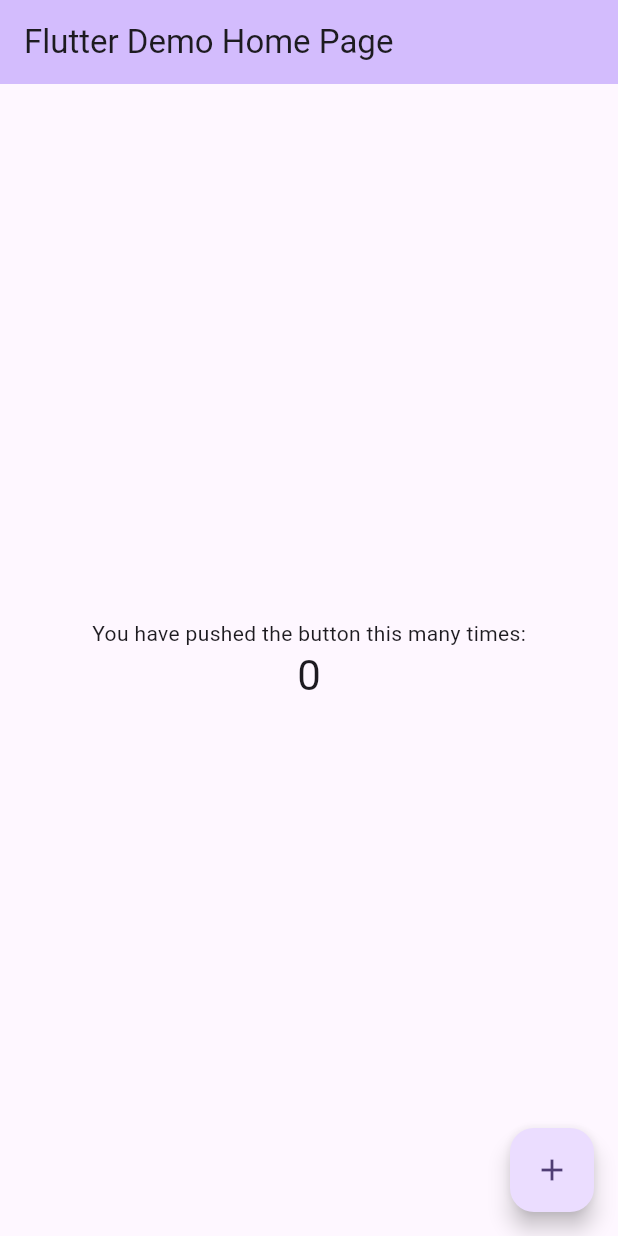
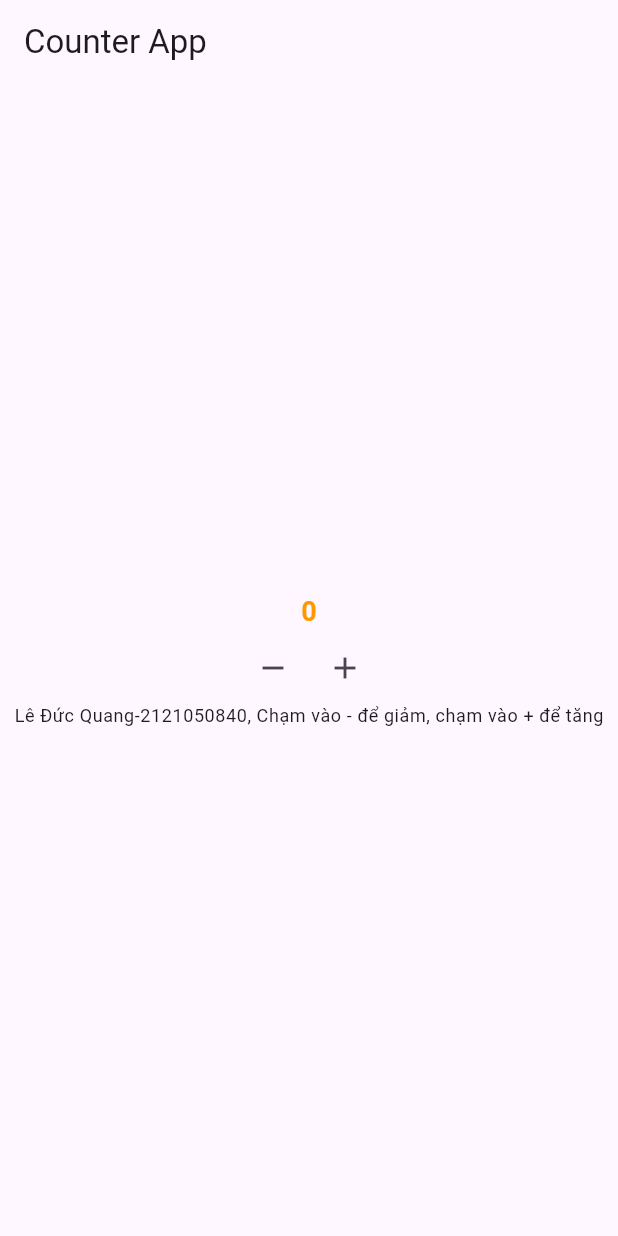
Before and after one commit to QuangLee135/myapp, a Flutter app: the screen it shows after launch, on a phone screen of 412 x 824 dp. Run offline on Flutter 3.47's test engine with Material 3 defaults, Android fonts, the phone set to English and light mode, and no system bars.

Commit message:
Lab05: Counter MVC

```diff
--- /dev/null
+++ b/lib/counter/counter_view.dart
@@ -0,0 +1,27 @@
+import 'package:flutter/material.dart';
+import '../widget/counter_button.dart';
+import '../widget/counter_label.dart';
+
+class CounteView extends StatelessWidget {
+  const CounteView({super.key});
+
+  @override
+  Widget build(BuildContext context) {
+    return Scaffold(
+      appBar: AppBar(title: const Text('Counter App')),
+      body: Center(
+        child: Column(
+          mainAxisAlignment: MainAxisAlignment.center,
+          children: [
+            const CounteLabel(),
+            const CounterButton(),
+            Text(
+              'Lê Đức Quang-2121050840, Chạm vào - để giảm, chạm vào + để tăng',
+              style: Theme.of(context).textTheme.caption,
+            ),
+          ],
+        ),
+      ),
+    );
+  }
+}
--- /dev/null
+++ b/lib/counter_controller.dart
@@ -0,0 +1,19 @@
+import 'package:flutter/material.dart';
+import 'counter_model.dart';
+
+class CounterController with ChangeNotifier {
+  CounterController._();
+  static final _controller = CounterController._();
+  factory CounterController() {
+    return _controller;
+  }
+  void increment() {
+    CounterModel().counter = CounterModel().counter + 1;
+    notifyListeners();
+  }
+
+  void decrement(){
+    CounterModel().counter = CounterModel().counter - 1;
+    notifyListeners();
+  }
+}
--- /dev/null
+++ b/lib/counter_model.dart
@@ -0,0 +1,9 @@
+class CounterModel {
+  CounterModel._();
+  static final _model = CounterModel._();
+  factory CounterModel(){
+    return _model;
+  }
+
+  int counter = 0;
+}
--- a/lib/main.dart
+++ b/lib/main.dart
@@ -1,69 +1,21 @@
 import 'package:flutter/material.dart';
+import 'counter/counter_view.dart';
 
 void main() {
   runApp(const MyApp());
 }
 
 class MyApp extends StatelessWidget {
-  const MyApp({super.key});
+  const MyApp({Key? key}) : super(key: key);
 
   @override
   Widget build(BuildContext context) {
     return MaterialApp(
       title: 'Flutter Demo',
       theme: ThemeData(
-        colorScheme: ColorScheme.fromSeed(seedColor: Colors.deepPurple),
-        useMaterial3: true,
+        primarySwatch: Colors.blue,
       ),
-      home: const MyHomePage(title: 'Flutter Demo Home Page'),
+      home: const CounteView(),
     );
   }
 }
-
-class MyHomePage extends StatefulWidget {
-  const MyHomePage({super.key, required this.title});
-
-  final String title;
-
-  @override
-  State<MyHomePage> createState() => _MyHomePageState();
-}
-
-class _MyHomePageState extends State<MyHomePage> {
-  int _counter = 0;
-
-  void _incrementCounter() {
-    setState(() {
-      _counter++;
-    });
-  }
-
-  @override
-  Widget build(BuildContext context) {
-    return Scaffold(
-      appBar: AppBar(
-        backgroundColor: Theme.of(context).colorScheme.inversePrimary,
-        title: Text(widget.title),
-      ),
-      body: Center(
-        child: Column(
-          mainAxisAlignment: MainAxisAlignment.center,
-          children: <Widget>[
-            const Text(
-              'You have pushed the button this many times:',
-            ),
-            Text(
-              '$_counter',
-              style: Theme.of(context).textTheme.headlineMedium,
-            ),
-          ],
-        ),
-      ),
-      floatingActionButton: FloatingActionButton(
-        onPressed: _incrementCounter,
-        tooltip: 'Increment',
-        child: const Icon(Icons.add),
-      ),
-    );
-  }
-}
--- /dev/null
+++ b/lib/src/localization/app_en.arb
@@ -0,0 +1,6 @@
+{
+  "appTitle": "flutter_application_1",
+  "@appTitle": {
+    "description": "The title of the application"
+  }
+}
--- /dev/null
+++ b/lib/src/sample_feature/sample_item.dart
@@ -0,0 +1,6 @@
+/// A placeholder class that represents an entity or model.
+class SampleItem {
+  const SampleItem(this.id);
+
+  final int id;
+}
--- /dev/null
+++ b/lib/src/settings/settings_controller.dart
@@ -0,0 +1,50 @@
+import 'package:flutter/material.dart';
+
+import 'settings_service.dart';
+
+/// A class that many Widgets can interact with to read user settings, update
+/// user settings, or listen to user settings changes.
+///
+/// Controllers glue Data Services to Flutter Widgets. The SettingsController
+/// uses the SettingsService to store and retrieve user settings.
+class SettingsController with ChangeNotifier {
+  SettingsController(this._settingsService);
+
+  // Make SettingsService a private variable so it is not used directly.
+  final SettingsService _settingsService;
+
+  // Make ThemeMode a private variable so it is not updated directly without
+  // also persisting the changes with the SettingsService.
+  late ThemeMode _themeMode;
+
+  // Allow Widgets to read the user's preferred ThemeMode.
+  ThemeMode get themeMode => _themeMode;
+
+  /// Load the user's settings from the SettingsService. It may load from a
+  /// local database or the internet. The controller only knows it can load the
+  /// settings from the service.
+  Future<void> loadSettings() async {
+    _themeMode = await _settingsService.themeMode();
+
+    // Important! Inform listeners a change has occurred.
+    notifyListeners();
+  }
+
+  /// Update and persist the ThemeMode based on the user's selection.
+  Future<void> updateThemeMode(ThemeMode? newThemeMode) async {
+    if (newThemeMode == null) return;
+
+    // Do not perform any work if new and old ThemeMode are identical
+    if (newThemeMode == _themeMode) return;
+
+    // Otherwise, store the new ThemeMode in memory
+    _themeMode = newThemeMode;
+
+    // Important! Inform listeners a change has occurred.
+    notifyListeners();
+
+    // Persist the changes to a local database or the internet using the
+    // SettingService.
+    await _settingsService.updateThemeMode(newThemeMode);
+  }
+}
--- /dev/null
+++ b/lib/src/settings/settings_service.dart
@@ -0,0 +1,17 @@
+import 'package:flutter/material.dart';
+
+/// A service that stores and retrieves user settings.
+///
+/// By default, this class does not persist user settings. If you'd like to
+/// persist the user settings locally, use the shared_preferences package. If
+/// you'd like to store settings on a web server, use the http package.
+class SettingsService {
+  /// Loads the User's preferred ThemeMode from local or remote storage.
+  Future<ThemeMode> themeMode() async => ThemeMode.system;
+
+  /// Persists the user's preferred ThemeMode to local or remote storage.
+  Future<void> updateThemeMode(ThemeMode theme) async {
+    // Use the shared_preferences package to persist settings locally or the
+    // http package to persist settings over the network.
+  }
+}
--- /dev/null
+++ b/lib/widget/counter_button.dart
@@ -0,0 +1,24 @@
+import 'package:flutter/material.dart';
+import '../../counter_controller.dart';
+
+class CounterButton extends StatelessWidget {
+  const CounterButton({Key? key}) : super(key: key);
+
+  @override
+  Widget build(BuildContext context) {
+    return Row(
+      mainAxisSize: MainAxisSize.min,
+      children: [
+        IconButton(
+          onPressed: CounterController().decrement,
+          icon: const Icon(Icons.remove),
+          splashRadius: 24,
+        ),
+        IconButton(
+          onPressed: CounterController().increment,
+          icon: const Icon(Icons.add),
+        )
+      ],
+    );
+  }
+}
--- /dev/null
+++ b/lib/widget/counter_label.dart
@@ -0,0 +1,24 @@
+import 'package:flutter/material.dart';
+import '../counter_controller.dart';
+import '../counter_model.dart';
+
+class CounteLabel extends StatelessWidget {
+  const CounteLabel({Key? key}) :super(key: key);
+
+  @override
+  Widget build(BuildContext context) {
+    return AnimatedBuilder(
+      animation: CounterController(),
+      builder: (context, child) {
+        return Text(
+          CounterModel().counter.toString(),
+          style: const TextStyle(
+            color: Colors.orange,
+            fontSize: 18,
+            fontWeight: FontWeight.bold,
+          ),
+        );
+      },
+    );
+  }
+}
```
Also changed, not shown: lib/src/sample_feature/sample_item_details_view.dart (added, +20 -0 lines), lib/src/sample_feature/sample_item_list_view.dart (added, +71 -0 lines), lib/src/settings/settings_view.dart (added, +51 -0 lines).
